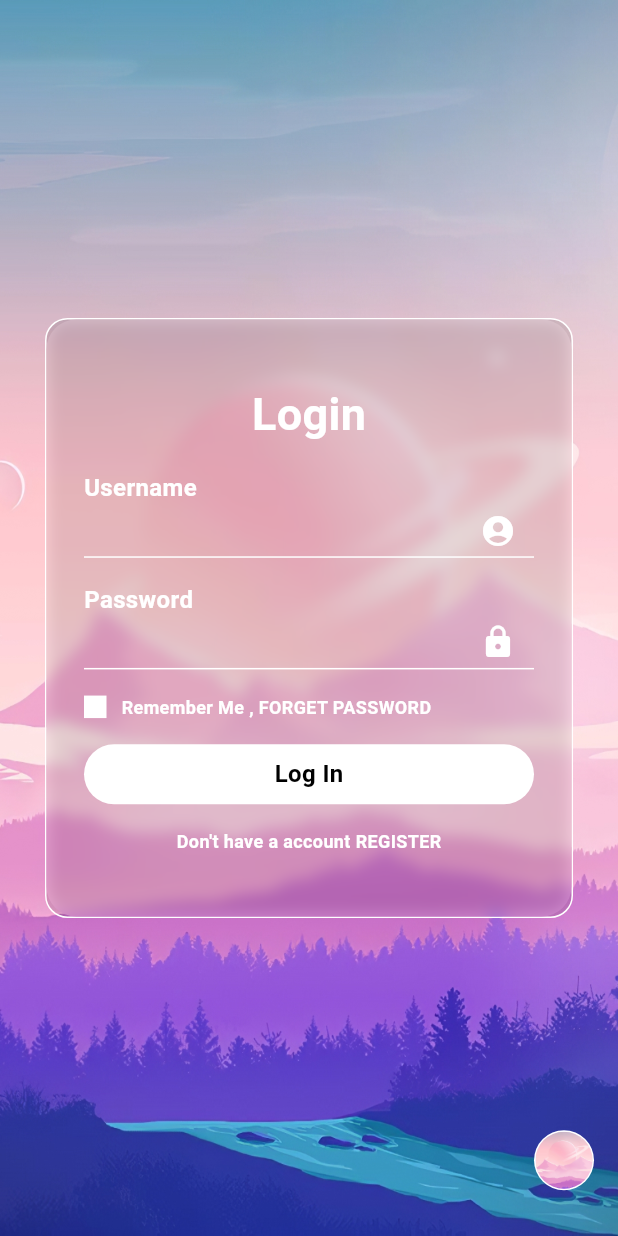
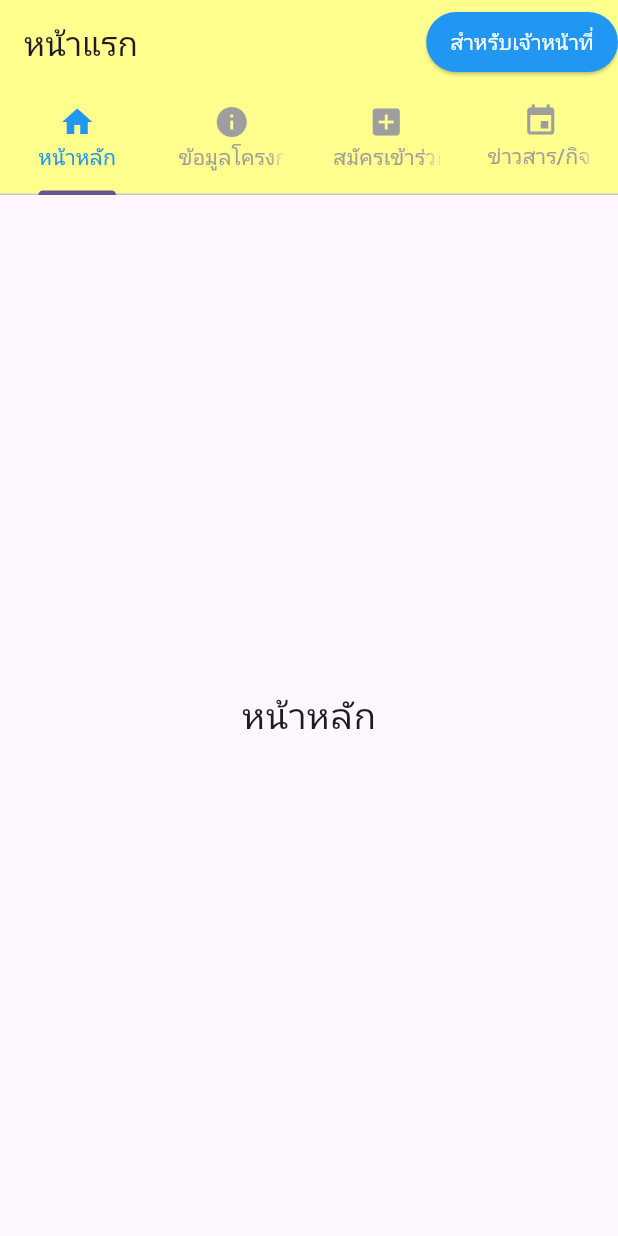
Before and after one commit to warawut2003/Project_SMP_TSU_App_Flutter, a Flutter app: the screen it shows after launch, on a phone screen of 412 x 824 dp. Run offline on Flutter 3.47's test engine with Material 3 defaults, Android fonts, the phone set to English and light mode, and no system bars; our stand-ins replace file_picker, firebase_core, firebase_storage; missing offline and left inert: syncfusion_flutter_pdfviewer; accounts and stored records are empty.

Commit message:
Update 10/14/2024

```diff
--- a/lib/main.dart
+++ b/lib/main.dart
@@ -1,10 +1,13 @@
 import 'package:firebase_core/firebase_core.dart';
 import 'package:flutter/foundation.dart';
 import 'package:flutter/material.dart';
+import 'package:project_smp_tsu_application/pages/HomePage.dart';
 import 'package:project_smp_tsu_application/pages/LoginPage.dart';
 import 'package:project_smp_tsu_application/provider/admin_provider.dart';
+import 'package:project_smp_tsu_application/provider/project_provider.dart';
+import 'package:project_smp_tsu_application/provider/user_providers.dart';
 import 'package:provider/provider.dart';
-
+import 'package:project_smp_tsu_application/pages/User/registerProject.dart';
 void main() async {
   WidgetsFlutterBinding.ensureInitialized();
   await Firebase.initializeApp();
@@ -17,8 +20,12 @@ class MyApp extends StatelessWidget {
   // This widget is the root of your application.
   @override
   Widget build(BuildContext context) {
-    return ChangeNotifierProvider(
-      create: (context) => AdminProvider(),
+    return MultiProvider(
+     providers: [
+        ChangeNotifierProvider(create: (context) => AdminProvider()),
+        ChangeNotifierProvider(create: (context) => ProjectProvider()), // Add ProjectProvider
+        ChangeNotifierProvider(create: (context) => UserProviders()),
+      ],
         child: MaterialApp(
           title: 'HomePage',
           theme: ThemeData(
@@ -26,7 +33,7 @@ class MyApp extends StatelessWidget {
             useMaterial3: true,
           ),
           debugShowCheckedModeBanner: false,
-        home: const LoginScreen(),
+          home:  HomePage(),
         ),
       );
   }
--- a/lib/models/user_model.dart
+++ b/lib/models/user_model.dart
@@ -78,4 +78,5 @@ class UserModel {
         "admin_id_FK": adminIdFk,
         "project_id_fk": projectIdFk,
       };
+
 }
--- a/lib/pages/HomePage.dart
+++ b/lib/pages/HomePage.dart
@@ -0,0 +1,95 @@
+import 'package:flutter/material.dart';
+import 'package:project_smp_tsu_application/pages/LoginPage.dart'; // เพิ่มการนำเข้าไฟล์ใหม่ที่สร้างขึ้น
+import 'package:project_smp_tsu_application/pages/User/ListProject.dart'; // นำเข้าหน้า ListProject
+
+void main() {
+  runApp(const MyApp());
+}
+
+class MyApp extends StatelessWidget {
+  const MyApp({super.key});
+
+  @override
+  Widget build(BuildContext context) {
+    return const MaterialApp(
+      home: HomePage(),
+    );
+  }
+}
+
+class HomePage extends StatefulWidget {
+  const HomePage({super.key});
+
+  @override
+  _HomePageState createState() => _HomePageState();
+}
+
+class _HomePageState extends State<HomePage>
+    with SingleTickerProviderStateMixin {
+  TabController? _tabController;
+
+  @override
+  void initState() {
+    super.initState();
+    _tabController = TabController(length: 4, vsync: this);
+  }
+
+  static final List<Widget> _widgetOptions = <Widget>[
+    const Center(child: Text('หน้าหลัก', style: TextStyle(fontSize: 24))),
+    const Center(child: Text('ข้อมูลโครงการ', style: TextStyle(fontSize: 24))),
+    ListProject(), // เรียกหน้าที่ใช้แสดงรายการโครงการ (ListProject.dart)
+    const Center(child: Text('ข่าวสาร/กิจกรรม', style: TextStyle(fontSize: 24))),
+  ];
+
+  @override
+  Widget build(BuildContext context) {
+    return Scaffold(
+      appBar: AppBar(
+        title: const Text('หน้าแรก'),
+        backgroundColor: Colors.yellowAccent[100],
+        actions: [
+          ElevatedButton(
+            onPressed: () {
+              Navigator.push(
+                              context,
+                              MaterialPageRoute(
+                                builder: (context) => LoginScreen(),
+                              ),
+                            );
+            },
+            style: ElevatedButton.styleFrom(
+              backgroundColor: Colors.blue,
+              foregroundColor: Colors.white,
+              padding: const EdgeInsets.symmetric(horizontal: 16.0, vertical: 8.0),
+            ),
+            child: const Text(
+              'สำหรับเจ้าหน้าที่',
+              style: TextStyle(color: Colors.white),
+            ),
+          ),
+        ],
+        bottom: TabBar(
+          controller: _tabController,
+          labelColor: Colors.blue,
+          unselectedLabelColor: Colors.grey,
+          tabs: const [
+            Tab(text: 'หน้าหลัก', icon: Icon(Icons.home)),
+            Tab(text: 'ข้อมูลโครงการ', icon: Icon(Icons.info)),
+            Tab(text: 'สมัครเข้าร่วมโครงการ', icon: Icon(Icons.add_box)),
+            Tab(text: 'ข่าวสาร/กิจกรรม', icon: Icon(Icons.event)),
+          ],
+        ),
+      ),
+      body: TabBarView(
+        controller: _tabController,
+        children: _widgetOptions,
+      ),
+    );
+  }
+
+  @override
+  void dispose() {
+    _tabController?.dispose();
+    super.dispose();
+  }
+}
--- /dev/null
+++ b/lib/provider/project_provider.dart
@@ -0,0 +1,33 @@
+import 'package:flutter/material.dart';
+import 'package:project_smp_tsu_application/models/project_model.dart';
+
+class ProjectProvider extends ChangeNotifier {
+  String? _projectId;
+  String? _projectName;
+  String? _projectFile;
+  DateTime? _projectStartDate;
+  DateTime? _projectExpirationDate;
+  String? _adminIdFk;
+
+
+
+
+  String? get projectId => _projectId;
+  String? get projectName =>_projectName;
+  String? get projectFile =>_projectFile;
+  DateTime? get projectStartDate =>_projectStartDate;
+  DateTime? get projectExpirationDate =>_projectExpirationDate;
+    String? get adminIdFk => _adminIdFk;
+
+
+    void getProjects(ProjectModel projectModel){
+      _projectId = projectModel.projectId;
+      _projectName = projectModel.projectName;
+      _projectFile = projectModel.projectFile;
+      _projectStartDate = projectModel.projectStartDate;
+      _projectExpirationDate = projectModel.projectExpirationDate;
+      notifyListeners(); // อัปเดตให้ UI รู้ว่ามีการเปลี่ยนแปลง
+    }
+
+
+}
--- /dev/null
+++ b/lib/provider/user_providers.dart
@@ -0,0 +1,60 @@
+import 'package:flutter/material.dart';
+import 'package:project_smp_tsu_application/models/user_model.dart';
+class UserProviders extends ChangeNotifier {
+
+  String? _userId;
+  String? _nationalId;
+  String? _userPrefix;
+  String? _userFname;
+  String? _userLname;
+  String? _userGender;
+  DateTime? _userDateBirth;
+  int? _userAge;
+  String? _userPhoneNum;
+  String? _userEmail;
+  String? _userStatus;
+  String? _userImage;
+  String? _userFile;
+  String? _adminIdFk;
+  String? _projectIdFk;
+
+
+  String? get userId =>_userId;
+  String? get nationalId =>_nationalId;
+  String? get userPrefix =>_userPrefix;
+  String? get userFname=>_userFname;
+  String? get userLname=>_userLname;
+  String? get userGender=>_userGender;
+  DateTime? get userDateBirth=>_userDateBirth;
+  int? get userAge=>_userAge;
+  String? get userPhoneNum=>_userPhoneNum;
+  String? get userEmail=>_userEmail;
+  String? get userStatus=>_userStatus;
+  String? get userImage=>_userImage;
+  String? get userFile=>_userFile;
+  String? get adminIdFk=>_adminIdFk;
+  String? get projectIdFk=>_projectIdFk;
+
+   void getProjects(UserModel userModel){
+      _userId = userModel.userId;
+      _nationalId = userModel.nationalId;
+      _userPrefix = userModel.userPrefix;
+      _userFname = userModel.userFname;
+      _userLname = userModel.userLname;
+      _userGender = userModel.userGender;
+      _userDateBirth= userModel.userDateBirth ;
+      _userAge= userModel.userAge;
+      _userPhoneNum= userModel.userPhoneNum;
+      _userEmail= userModel.userEmail;
+      _userStatus= userModel.userStatus;
+      _userImage= userModel.userImage;
+      _userFile= userModel.userFile;
+      _adminIdFk= userModel.adminIdFk;
+      _projectIdFk= userModel.projectIdFk;
+
+
+      notifyListeners(); // อัปเดตให้ UI รู้ว่ามีการเปลี่ยนแปลง
+    }
+
+
+}
```
Also changed, not shown: lib/controllers/project_controller.dart (+31 -0 lines), lib/controllers/user_controller.dart (added, +107 -0 lines), lib/pages/User/ListProject.dart (added, +142 -0 lines), lib/pages/User/registerProject.dart (added, +246 -0 lines), lib/pages/AdminView/AddProject.dart (indentation only). Lines whose indentation alone changed are shown as unchanged.
